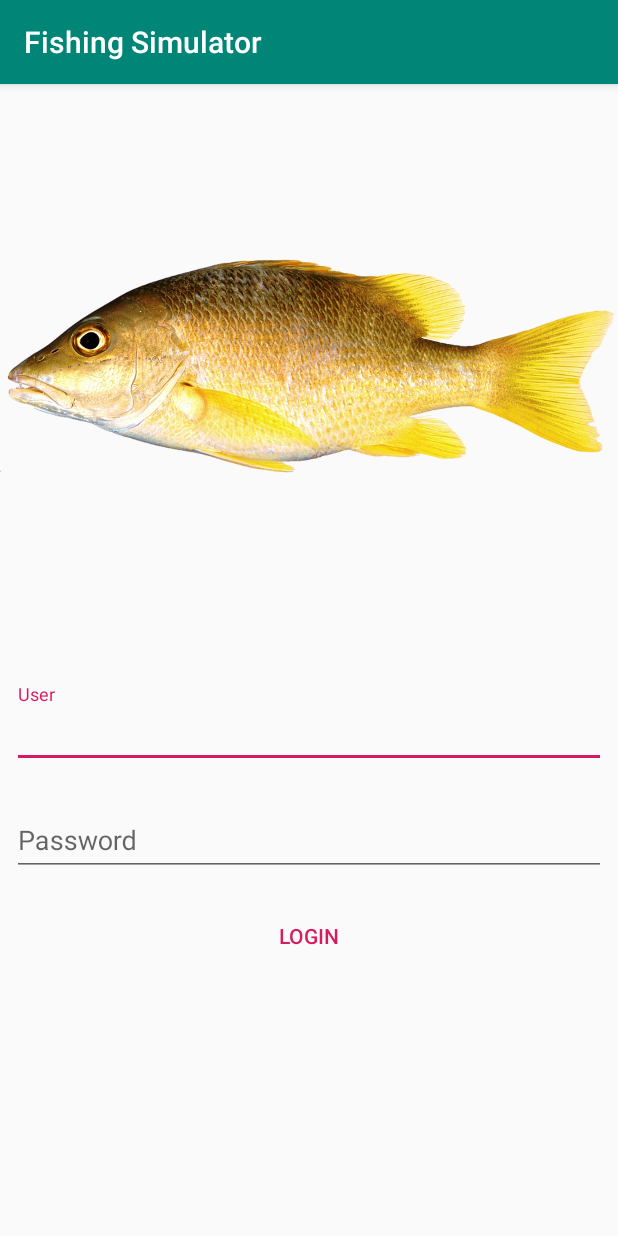
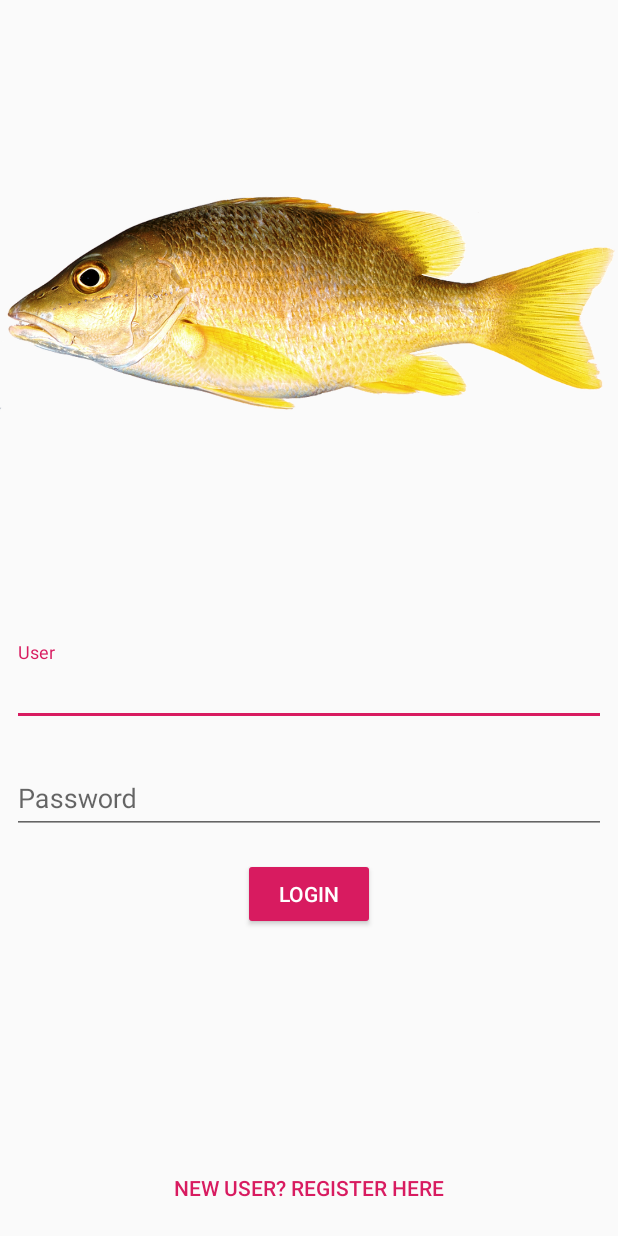
Before and after one commit to vitorOta/FishingSimulator, an Android app: the LoginActivity screen opened directly, with no data from a screen before it, on a phone screen of 412 x 824 dp. Run offline under Robolectric (Android 15) with nearby library versions, the phone set to English and light mode, and no system bars.

Commit message:
start configure login navigation and add some temporary feature on Activity

```diff
--- a/features/login/src/main/res/layout-land/fragment_login.xml
+++ b/features/login/src/main/res/layout-land/fragment_login.xml
@@ -1,7 +1,6 @@
 <?xml version="1.0" encoding="utf-8"?>
 <androidx.constraintlayout.widget.ConstraintLayout xmlns:android="http://schemas.android.com/apk/res/android"
                                                    xmlns:app="http://schemas.android.com/apk/res-auto"
-                                                   xmlns:tools="http://schemas.android.com/tools"
                                                    android:layout_width="match_parent"
                                                    android:layout_height="match_parent">
 
@@ -81,5 +80,21 @@
             app:layout_constraintVertical_bias="0.0"
             android:layout_marginStart="8dp"
             app:layout_constraintStart_toStartOf="@+id/guideline"
-            style="@style/Base.Widget.AppCompat.Button.Borderless.Colored"/>
+            style="@style/Base.Widget.AppCompat.Button.Colored"/>
+
+    <Button
+            android:text="@string/login_new_user"
+            android:layout_width="wrap_content"
+            android:layout_height="wrap_content"
+            android:id="@+id/login_bNewRegister"
+            android:layout_marginTop="8dp"
+            app:layout_constraintTop_toBottomOf="@+id/login_bLogin"
+            app:layout_constraintStart_toStartOf="@+id/guideline"
+            android:layout_marginStart="8dp"
+            app:layout_constraintEnd_toEndOf="parent"
+            android:layout_marginEnd="8dp"
+            style="@style/Widget.AppCompat.Button.ButtonBar.AlertDialog"
+            android:layout_marginBottom="8dp"
+            app:layout_constraintBottom_toBottomOf="parent"
+            app:layout_constraintVertical_bias="1.0"/>
 </androidx.constraintlayout.widget.ConstraintLayout>
--- a/features/login/src/main/res/layout/fragment_login.xml
+++ b/features/login/src/main/res/layout/fragment_login.xml
@@ -1,7 +1,6 @@
 <?xml version="1.0" encoding="utf-8"?>
 <androidx.constraintlayout.widget.ConstraintLayout xmlns:android="http://schemas.android.com/apk/res/android"
                                                    xmlns:app="http://schemas.android.com/apk/res-auto"
-                                                   xmlns:tools="http://schemas.android.com/tools"
                                                    android:layout_width="match_parent"
                                                    android:layout_height="match_parent">
 
@@ -70,10 +69,23 @@
             android:layout_marginEnd="8dp"
             android:layout_marginTop="16dp"
             app:layout_constraintTop_toBottomOf="@+id/textInputLayout"
+            android:layout_marginStart="8dp"
+            app:layout_constraintStart_toStartOf="parent"
+            style="@style/Widget.AppCompat.Button.Colored"/>
+
+    <Button
+            android:text="@string/login_new_user"
+            android:layout_width="wrap_content"
+            android:layout_height="wrap_content"
+            android:id="@+id/login_bNewRegister"
             android:layout_marginBottom="8dp"
             app:layout_constraintBottom_toBottomOf="parent"
-            app:layout_constraintVertical_bias="0.0"
+            app:layout_constraintStart_toStartOf="parent"
             android:layout_marginStart="8dp"
-            app:layout_constraintStart_toStartOf="parent"
-            style="@style/Base.Widget.AppCompat.Button.Borderless.Colored"/>
+            app:layout_constraintEnd_toEndOf="parent"
+            android:layout_marginEnd="8dp"
+            android:layout_marginTop="8dp"
+            app:layout_constraintTop_toBottomOf="@+id/login_bLogin"
+            app:layout_constraintVertical_bias="1.0"
+            style="@style/Widget.AppCompat.Button.Borderless.Colored"/>
 </androidx.constraintlayout.widget.ConstraintLayout>
--- /dev/null
+++ b/features/login/src/main/res/layout/fragment_register.xml
@@ -0,0 +1,6 @@
+<?xml version="1.0" encoding="utf-8"?>
+<androidx.constraintlayout.widget.ConstraintLayout xmlns:android="http://schemas.android.com/apk/res/android"
+                                                   android:layout_width="match_parent"
+                                                   android:layout_height="match_parent">
+
+</androidx.constraintlayout.widget.ConstraintLayout>
--- a/features/login/src/main/res/values/strings.xml
+++ b/features/login/src/main/res/values/strings.xml
@@ -3,4 +3,5 @@
     <string name="login_user">User</string>
     <string name="login_password">Password</string>
     <string name="login_login">Login</string>
+    <string name="login_new_user">New user? Register here</string>
 </resources>
--- a/libraries/ui_components/src/main/res/values/styles.xml
+++ b/libraries/ui_components/src/main/res/values/styles.xml
@@ -1,7 +1,7 @@
 <resources>
 
     <!-- Base application theme. -->
-    <style name="AppTheme" parent="Theme.AppCompat.Light.DarkActionBar">
+    <style name="AppTheme" parent="Theme.AppCompat.Light.NoActionBar">
         <!-- Customize your theme here. -->
         <item name="colorPrimary">@color/colorPrimary</item>
         <item name="colorPrimaryDark">@color/colorPrimaryDark</item>
```
Also changed, not shown: app/src/main/java/com/vitorota/fishingsimulator/MainActivity.kt (+8 -1 lines), app/src/main/res/layout/activiy_main.xml (+19 -1 lines), features/login/src/main/java/com/vitorota/fishingsimulator/features/login/login/LoginFragment.kt (added, +20 -0 lines), features/login/src/main/java/com/vitorota/fishingsimulator/features/login/register/RegisterFragment.kt (added, +19 -0 lines), features/login/src/main/res/layout/activity_login.xml (+8 -3 lines), features/login/src/main/res/navigation/login_nav_graph.xml (added, +19 -0 lines), app/src/main/res/drawable/fish.png (added).
